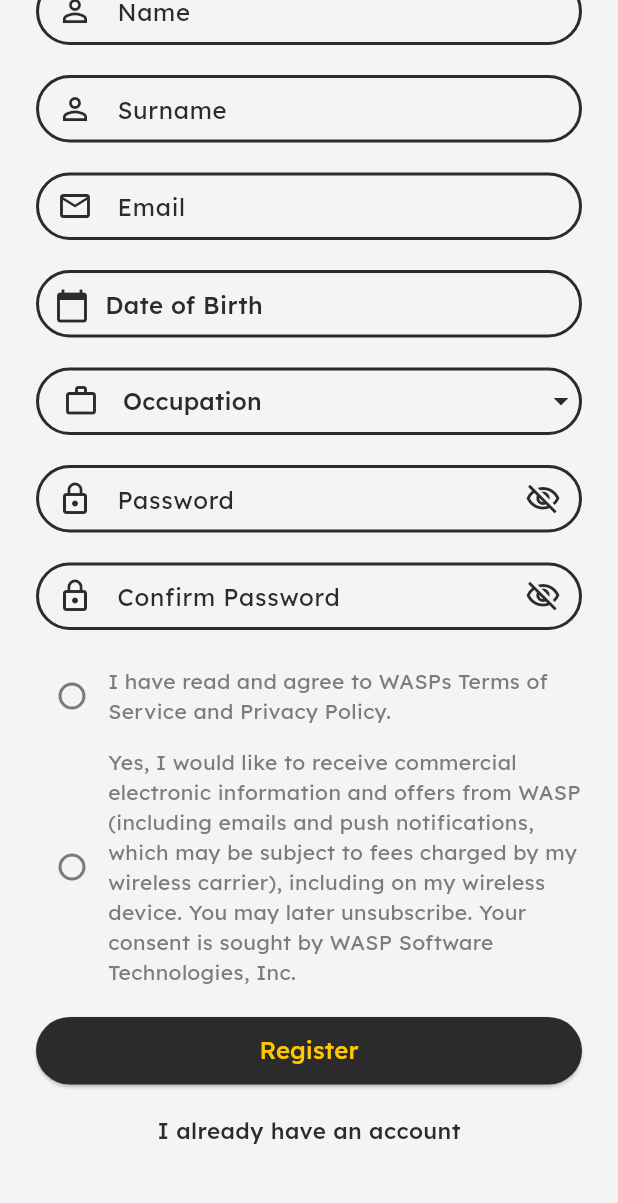
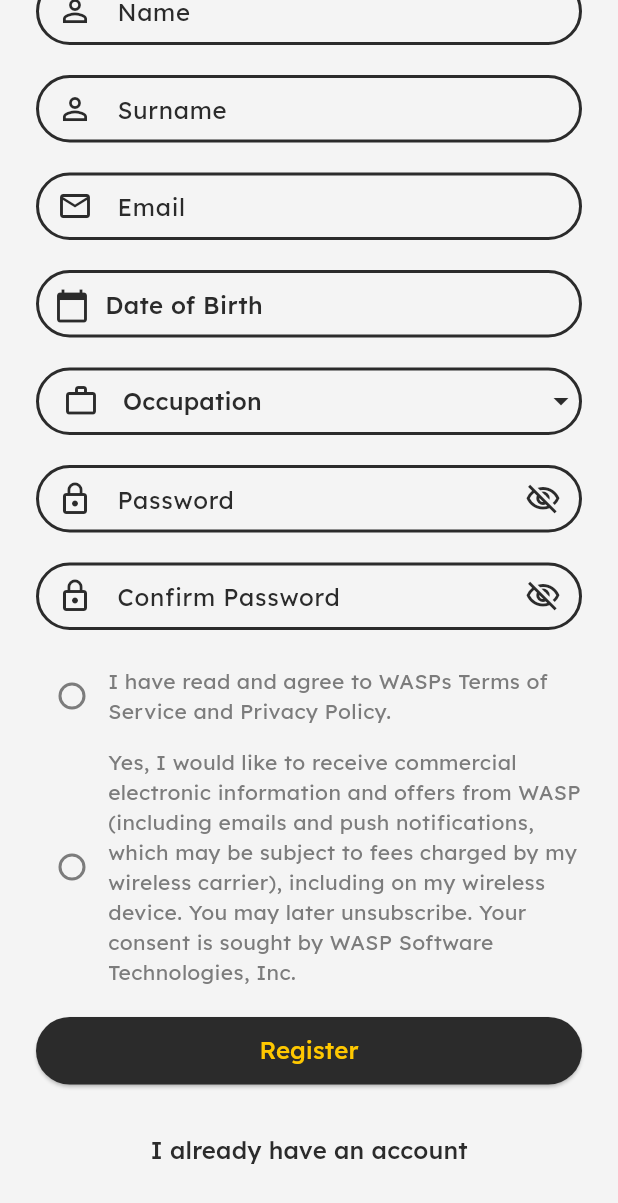
Before and after one commit to GirayKaradeniz/WASP, a Flutter app: the RegisterPage screen opened directly, scrolled down 138 dp, on a phone screen of 412 x 824 dp. Shown: the top 1203 px of the screen. Run offline on Flutter 3.47's test engine with Material 3 defaults, Android fonts, the light colour scheme and no system bars; our stand-ins replace animated_splash_screen, flutter_svg, lottie.

Commit message:
already have account text button added

```diff
--- a/wasp_frontend/lib/pages/signup_page.dart
+++ b/wasp_frontend/lib/pages/signup_page.dart
@@ -1,5 +1,6 @@
 import 'package:flutter/material.dart';
 import 'package:intl/intl.dart';
+import 'package:wasp_frontend/pages/login_page.dart';
 import '../resources/app_resources.dart';
 
 class RegisterPage extends StatefulWidget {
@@ -199,15 +200,23 @@ class _RegisterPageState extends State<RegisterPage> {
 
               SizedBox(height: 20.0),
               Center(
-                child: Text(
-                  'I already have an account',
-                  style: TextStyle(
-                      fontSize: 15,
+                child: TextButton(
+                  onPressed: () {
+                    Navigator.push(
+                      context,
+                      MaterialPageRoute(builder: (context) => LoginPage()),
+                    );
+                  },
+                  child: Text(
+                    "I already have an account",
+                    style: TextStyle(
                       fontFamily: 'Lexend',
-                      fontWeight: FontWeight.w500,
-                      color: AppColors.primaryTextColor),
+                      fontSize: 16,
+                      color: AppColors.primaryTextColor,
+                    ),
+                  ),
                 ),
-              ),
+              )
             ],
           ),
         ),
```
